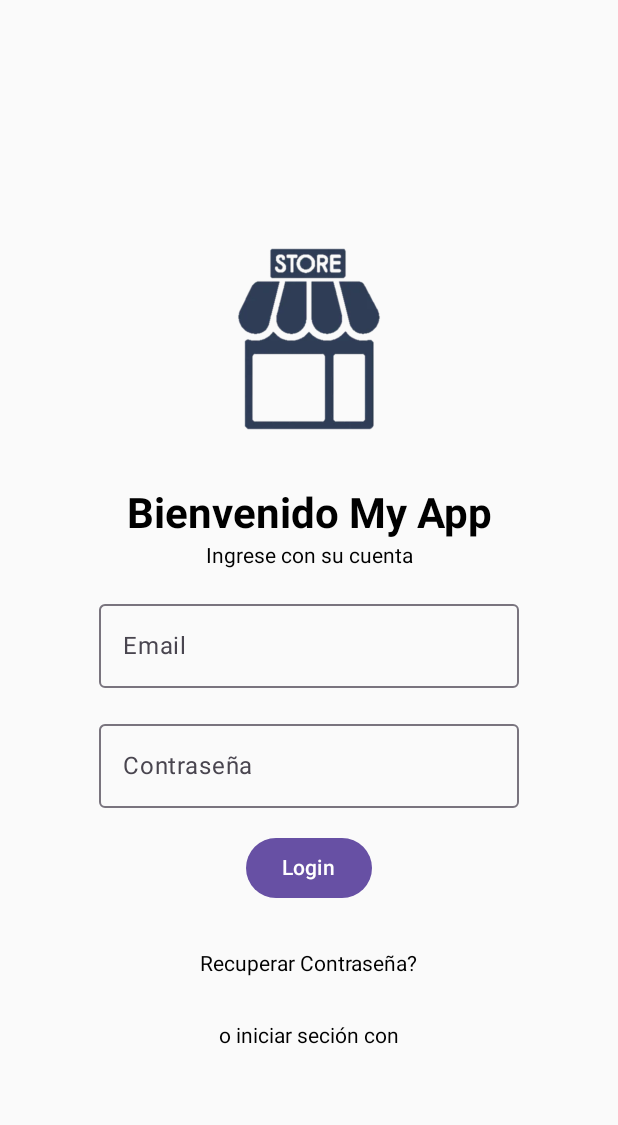
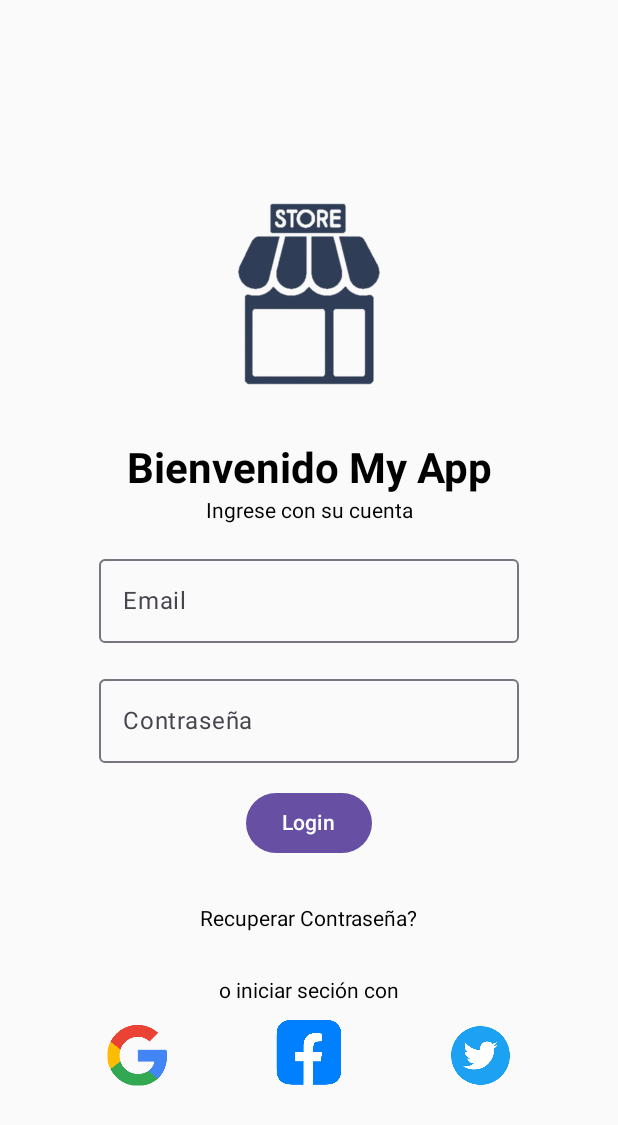
Before and after one commit to MarceloAcunaOsorio/APPSemana_4, an Android app built with Jetpack Compose: the screen it shows after launch (MainActivity), on a phone screen of 412 x 824 dp. Shown: the top 1125 px of the screen. Run offline under Robolectric (Android 15) with nearby library versions, the phone set to English and light mode, and no system bars.

Commit message:
se agrega logo de registro de usuario

```diff
--- a/app/src/main/java/com/marceloacuna/appsemana4/LoginScreen.kt
+++ b/app/src/main/java/com/marceloacuna/appsemana4/LoginScreen.kt
@@ -4,8 +4,10 @@ import androidx.compose.foundation.Image
 import androidx.compose.foundation.clickable
 import androidx.compose.foundation.layout.Arrangement
 import androidx.compose.foundation.layout.Column
+import androidx.compose.foundation.layout.Row
 import androidx.compose.foundation.layout.Spacer
 import androidx.compose.foundation.layout.fillMaxSize
+import androidx.compose.foundation.layout.fillMaxWidth
 import androidx.compose.foundation.layout.height
 import androidx.compose.foundation.layout.size
 import androidx.compose.material3.Button
@@ -76,5 +78,36 @@ fun LoginScreen() {
 
       Text(text = "o iniciar seción con")
 
+      //salto de linea
+      Spacer(modifier = Modifier.height(10.dp))
+
+      Row (
+         modifier = Modifier.fillMaxWidth(),
+         horizontalArrangement = Arrangement.SpaceEvenly
+      )
+
+      {
+
+         //imagen de registro -> google
+         Image(painter = painterResource(id = R.drawable.logo_google1), contentDescription = "google Image",
+            modifier = Modifier
+               .size(50.dp)
+               .clickable { /*se agrega codigo al hacer click*/ })
+
+
+         //imagen de registro -> facebook
+         Image(painter = painterResource(id = R.drawable.logo_facebook), contentDescription = "facebook Image",
+            modifier = Modifier
+               .size(45.dp)
+               .clickable { /*se agrega codigo al hacer click*/ })
+
+
+         //imagen de registro -> twiter
+         Image(painter = painterResource(id = R.drawable.logo_twiter1), contentDescription = "twiter Image",
+            modifier = Modifier
+               .size(50.dp)
+               .clickable { /*se agrega codigo al hacer click*/ })
+
+      }
    }
 }
```
Also changed, not shown: app/src/main/res/drawable/logo_facebook.png, app/src/main/res/drawable/logo_google.png (deleted).
